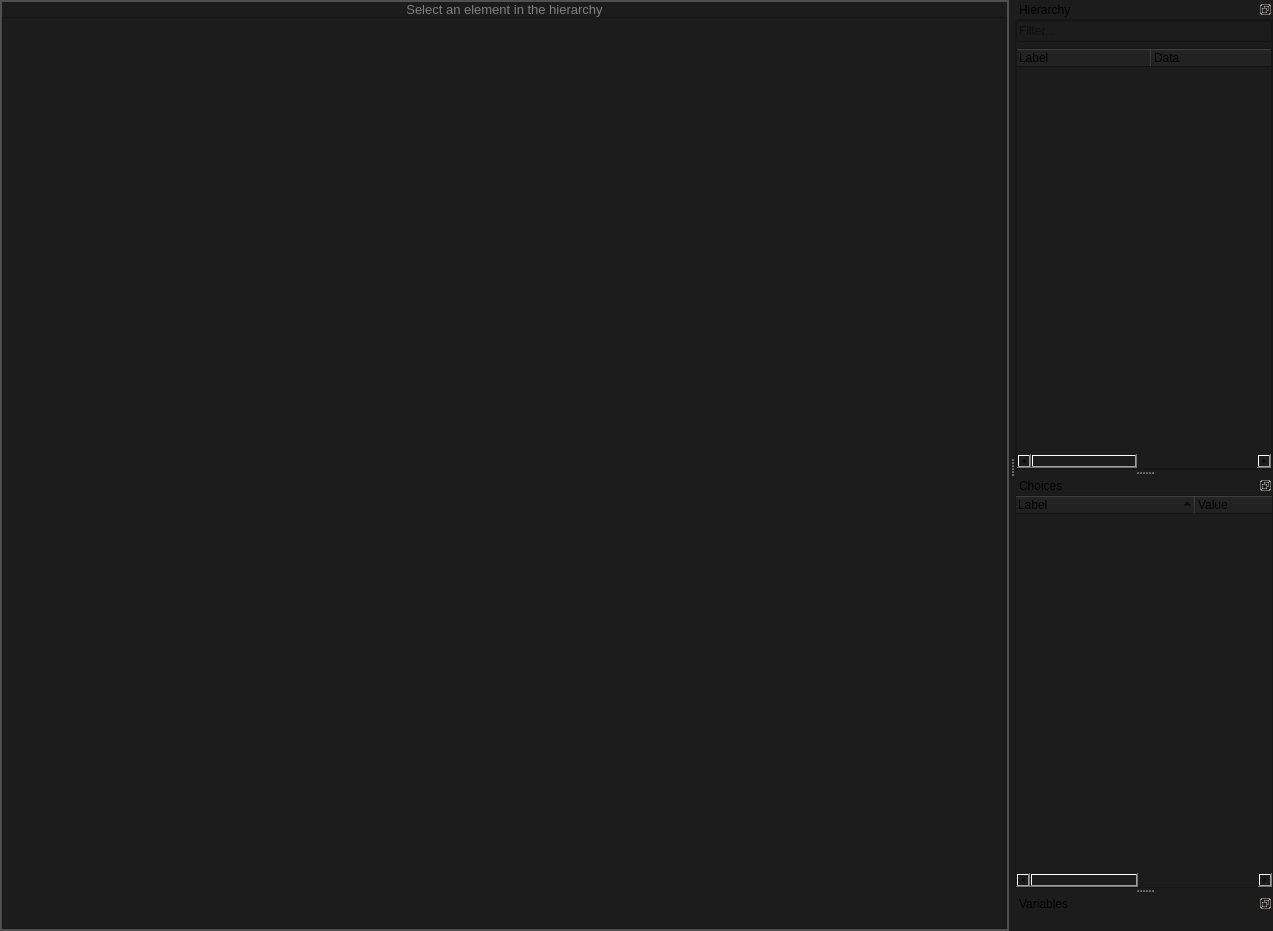
Qt form src/editors/smartprop_editor/document.ui (dertwist/Hammer5Tools) before a commit.
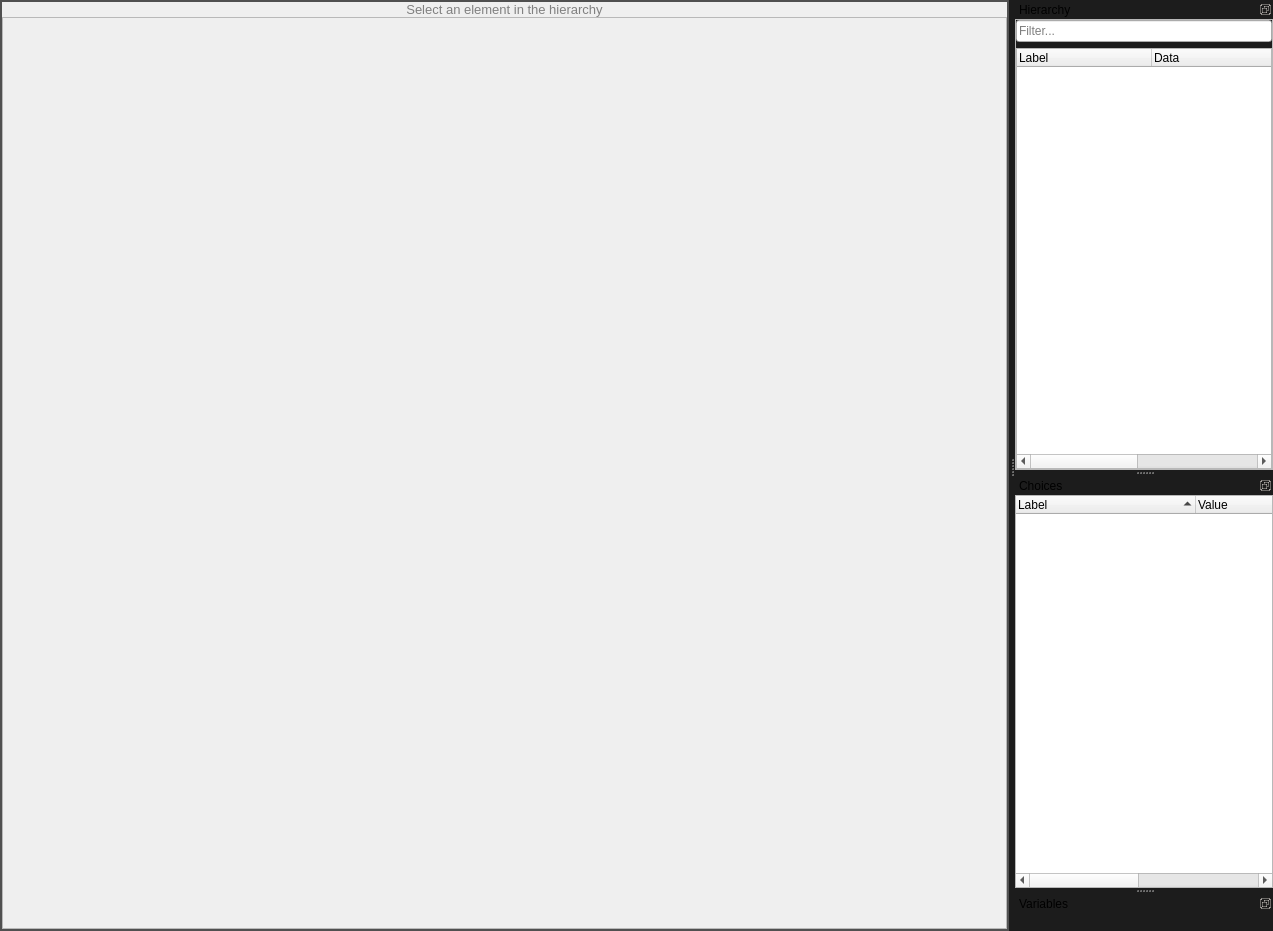
The same form after that commit. Icons and pictures are not drawn.

Commit message: fix(smartprop): scope the editor window background so it stops flattening child painting

Patch:
```diff
--- a/src/editors/smartprop_editor/document.ui
+++ b/src/editors/smartprop_editor/document.ui
@@ -14,7 +14,7 @@
    <string>MainWindow</string>
   </property>
   <property name="styleSheet">
-   <string notr="true">background-color: #1C1C1C;</string>
+   <string notr="true">QMainWindow#MainWindow { background-color: #1C1C1C; }</string>
   </property>
   <widget class="QWidget" name="centralwidget">
    <layout class="QVBoxLayout" name="verticalLayout_9">
```
The commit also changes 1 other file.
